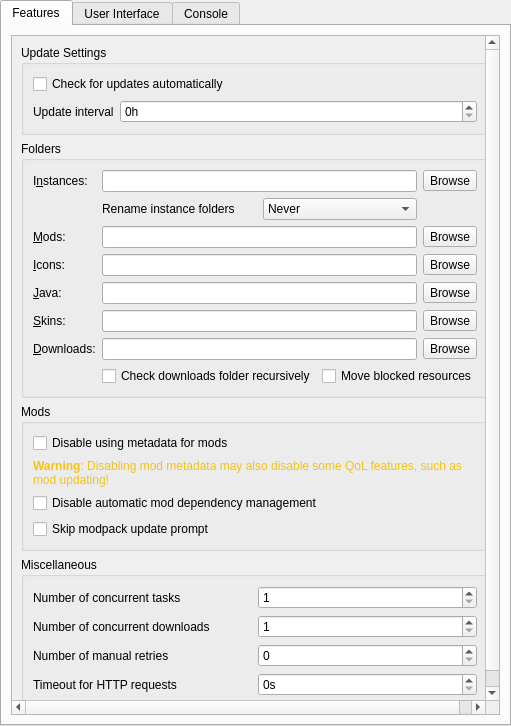
First picture: the form in launcher/ui/pages/global/LauncherPage.ui, repository PrismLauncher/PrismLauncher, before the edit.
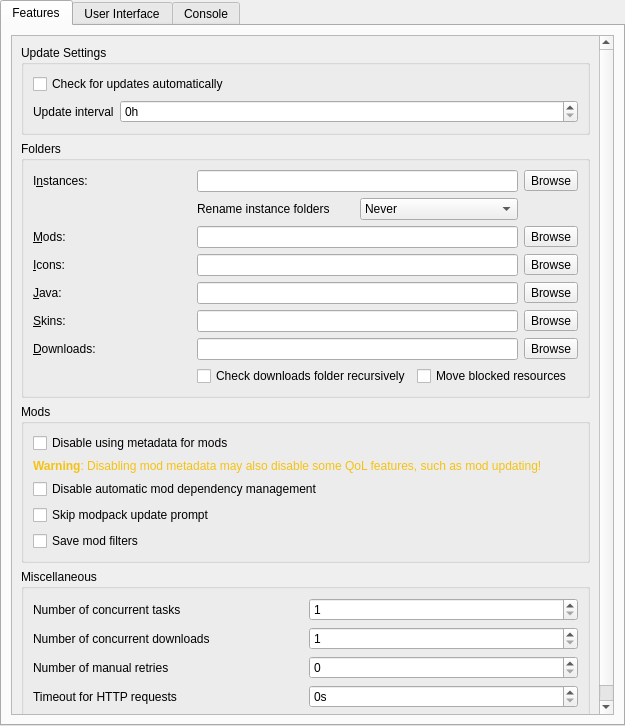
Second picture: the form after the edit. Custom widgets are drawn as their Qt base class.

Commit message: chore:move save filter stting in global config

```diff
--- a/launcher/ui/pages/global/LauncherPage.ui
+++ b/launcher/ui/pages/global/LauncherPage.ui
@@ -6,7 +6,7 @@
    <rect>
     <x>0</x>
     <y>0</y>
-    <width>511</width>
+    <width>625</width>
     <height>726</height>
    </rect>
   </property>
@@ -58,8 +58,8 @@
            <rect>
             <x>0</x>
             <y>0</y>
-            <width>473</width>
-            <height>770</height>
+            <width>591</width>
+            <height>907</height>
            </rect>
           </property>
           <layout class="QVBoxLayout" name="verticalLayout_8">
@@ -338,6 +338,16 @@
                 </property>
                </widget>
               </item>
+              <item>
+               <widget class="QCheckBox" name="saveModFiltersBtn">
+                <property name="toolTip">
+                 <string>When enabled, the launcher will remember your selected filters (e.g., mod loader, version, category) for the next time you browse mods.</string>
+                </property>
+                <property name="text">
+                 <string>Save mod filters</string>
+                </property>
+               </widget>
+              </item>
              </layout>
             </widget>
            </item>
```
Left out of the diff: 7 changed lines with no effect on the pictures. The commit also changes 4 other files.
